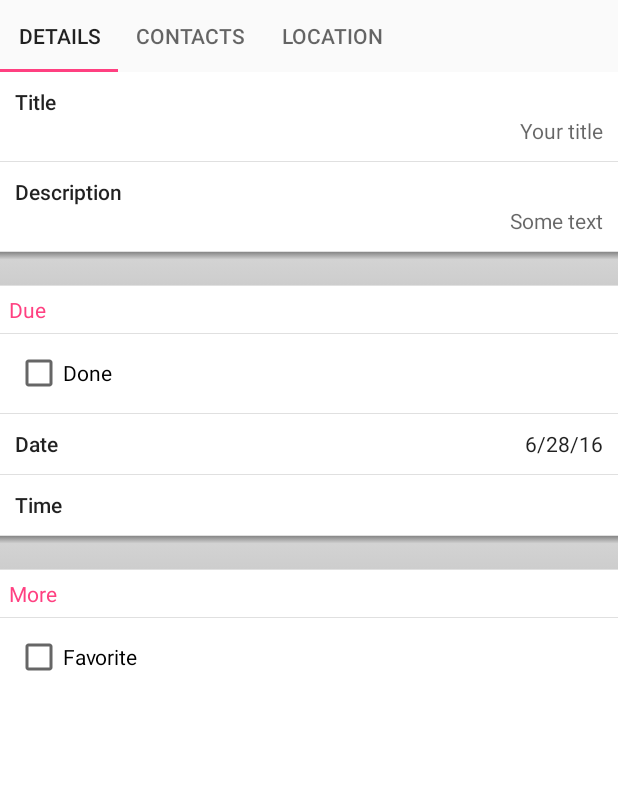
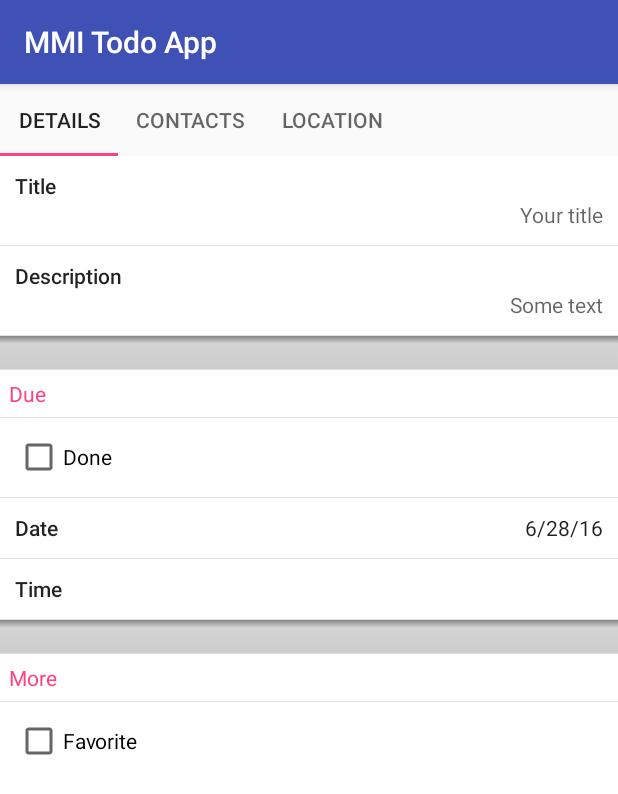
Before and after one commit to tonimoeckel/MMITodoApp, an Android app: the TodoDetailActivity screen opened directly, with no data from a screen before it, on a phone screen of 412 x 824 dp. Shown: the top 794 px of the screen. Run offline under Robolectric (Android 15) with nearby library versions, the phone set to English and light mode, and no system bars; libraries missing offline, so code that uses them is left out: com.orm, com.orm.dsl; 1 statement that could not run was skipped.

Commit message:
Tab Host Layout

```diff
--- a/android/MMITodoApp/app/src/main/res/layout/activity_tabhost.xml
+++ b/android/MMITodoApp/app/src/main/res/layout/activity_tabhost.xml
@@ -1,21 +1,16 @@
 <?xml version="1.0" encoding="utf-8"?>
-<LinearLayout xmlns:android="http://schemas.android.com/apk/res/android"
+<android.support.design.widget.CoordinatorLayout
+    xmlns:android="http://schemas.android.com/apk/res/android"
+    xmlns:app="http://schemas.android.com/apk/res-auto"
+    xmlns:tools="http://schemas.android.com/tools"
     android:layout_width="match_parent"
     android:layout_height="match_parent"
-    xmlns:app="http://schemas.android.com/apk/res-auto"
-    android:orientation="vertical">
+    android:fitsSystemWindows="true"
+    tools:context="com.quemb.mmitodoapp.controller.TabHostActivity">
 
-    <android.support.design.widget.TabLayout
-        android:id="@+id/sliding_tabs"
-        android:layout_width="match_parent"
-        android:layout_height="wrap_content"
-        app:tabMode="scrollable" />
+    <include layout="@layout/layout_toolbar" />
 
-    <android.support.v4.view.ViewPager
-        android:id="@+id/viewpager"
-        android:layout_width="match_parent"
-        android:layout_height="0px"
-        android:layout_weight="1"
-        android:background="@android:color/white" />
+    <include layout="@layout/content_tabhost" />
 
-</LinearLayout>
+
+</android.support.design.widget.CoordinatorLayout>
--- a/android/MMITodoApp/app/src/main/res/layout/activity_todo_list.xml
+++ b/android/MMITodoApp/app/src/main/res/layout/activity_todo_list.xml
@@ -7,19 +7,7 @@
     android:fitsSystemWindows="true"
     tools:context="com.quemb.mmitodoapp.controller.TodoListActivity">
 
-    <android.support.design.widget.AppBarLayout
-        android:layout_width="match_parent"
-        android:layout_height="wrap_content"
-        android:theme="@style/AppTheme.AppBarOverlay">
-
-        <android.support.v7.widget.Toolbar
-            android:id="@+id/toolbar"
-            android:layout_width="match_parent"
-            android:layout_height="?attr/actionBarSize"
-            android:background="?attr/colorPrimary"
-            app:popupTheme="@style/AppTheme.PopupOverlay" />
-
-    </android.support.design.widget.AppBarLayout>
+    <include layout="@layout/layout_toolbar" />
 
     <include layout="@layout/content_todo_list" />
 
--- /dev/null
+++ b/android/MMITodoApp/app/src/main/res/layout/content_tabhost.xml
@@ -0,0 +1,23 @@
+<?xml version="1.0" encoding="utf-8"?>
+<LinearLayout
+    xmlns:android="http://schemas.android.com/apk/res/android"
+    xmlns:app="http://schemas.android.com/apk/res-auto"
+    android:layout_width="match_parent"
+    android:layout_height="match_parent"
+    android:orientation="vertical"
+    app:layout_behavior="@string/appbar_scrolling_view_behavior">
+
+    <android.support.design.widget.TabLayout
+        android:id="@+id/sliding_tabs"
+        android:layout_width="match_parent"
+        android:layout_height="wrap_content"
+        app:tabMode="scrollable" />
+
+    <android.support.v4.view.ViewPager
+        android:id="@+id/viewpager"
+        android:layout_width="match_parent"
+        android:layout_height="0px"
+        android:layout_weight="1"
+        android:background="@android:color/white" />
+
+</LinearLayout>
--- /dev/null
+++ b/android/MMITodoApp/app/src/main/res/layout/layout_toolbar.xml
@@ -0,0 +1,16 @@
+<?xml version="1.0" encoding="utf-8"?>
+<android.support.design.widget.AppBarLayout
+    xmlns:app="http://schemas.android.com/apk/res-auto"
+    xmlns:android="http://schemas.android.com/apk/res/android"
+    android:layout_width="match_parent"
+    android:layout_height="wrap_content"
+    android:theme="@style/AppTheme.AppBarOverlay">
+
+    <android.support.v7.widget.Toolbar
+        android:id="@+id/toolbar"
+        android:layout_width="match_parent"
+        android:layout_height="?attr/actionBarSize"
+        android:background="?attr/colorPrimary"
+        app:popupTheme="@style/AppTheme.PopupOverlay" />
+
+</android.support.design.widget.AppBarLayout>
```
